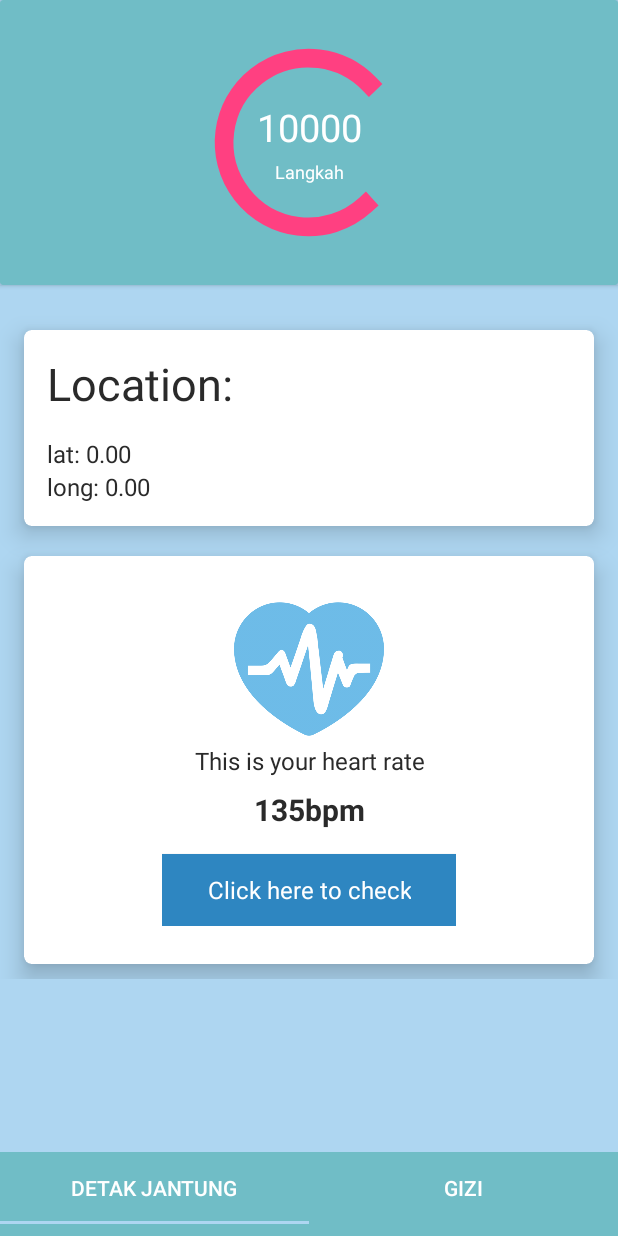
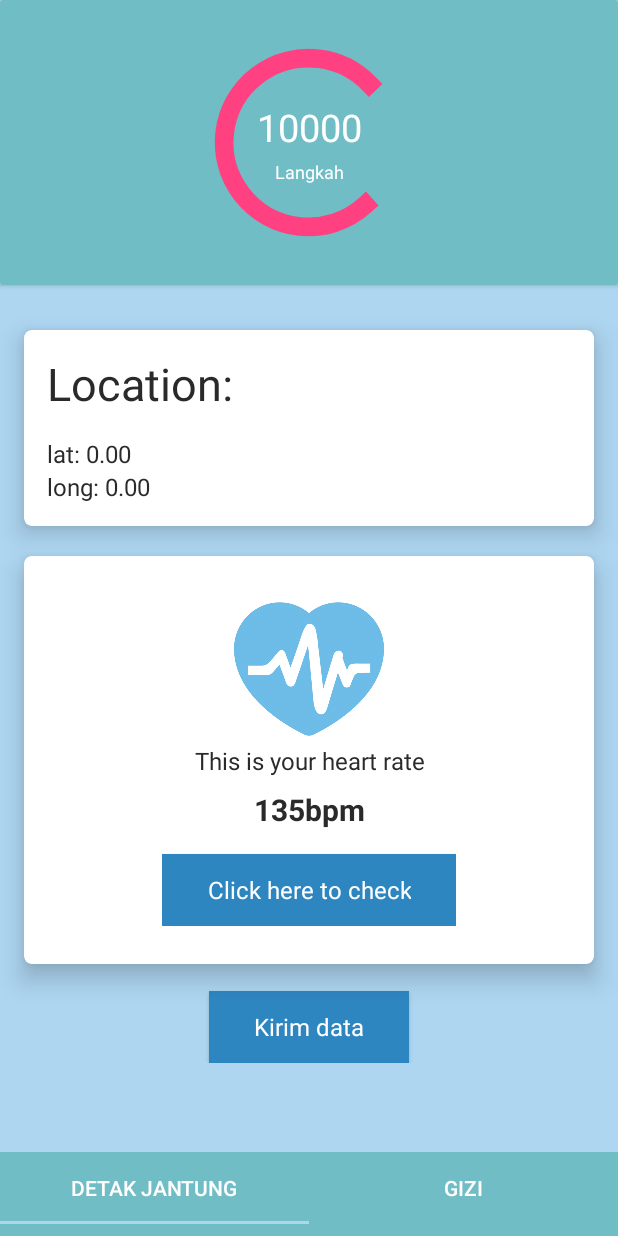
Before and after one commit to beli-ppl/android, an Android app: the HealthFragment screen opened directly, with no data from a screen before it, on a phone screen of 412 x 824 dp. Run offline under Robolectric (Android 15) with nearby library versions, the phone set to English and light mode, and no system bars; libraries missing offline, so code that uses them is left out: com.budiyev.android; plain views replace CircularProgressBar; 1 statement that could not run was skipped.

Commit message:
Send data gizi to email

```diff
--- a/app/src/main/java/com/example/beli/ui/homepage/GiziFragment.java
+++ b/app/src/main/java/com/example/beli/ui/homepage/GiziFragment.java
@@ -1,29 +1,37 @@
 package com.example.beli.ui.homepage;
 
 
+import android.content.ActivityNotFoundException;
 import android.content.Context;
+import android.content.Intent;
 import android.hardware.Sensor;
 import android.hardware.SensorEvent;
 import android.hardware.SensorEventListener;
 import android.hardware.SensorManager;
+import android.net.Uri;
 import android.os.Bundle;
 import android.support.v4.app.Fragment;
 import android.util.Log;
 import android.view.LayoutInflater;
 import android.view.View;
 import android.view.ViewGroup;
+import android.widget.Button;
 import android.widget.TextView;
 import android.widget.Toast;
 
 import com.budiyev.android.circularprogressbar.CircularProgressBar;
 import com.example.beli.R;
+import com.example.beli.utils.SharedPreferencesUtil;
 
 import java.util.Objects;
 
 /**
  * A simple {@link Fragment} subclass.
  */
-public class GiziFragment extends Fragment {
+public class GiziFragment extends Fragment implements View.OnClickListener {
+
+    private TextView counter;
+    private Button button;
 
     public GiziFragment() {
         // Required empty public constructor
@@ -35,6 +43,9 @@ public class GiziFragment extends Fragment {
                              Bundle savedInstanceState) {
         // Inflate the layout for this fragment
         View view = inflater.inflate(R.layout.fragment_gizi, container, false);
+        counter = (TextView) view.findViewById(R.id.counter);
+        button = (Button) view.findViewById(R.id.kirimdata);
+        button.setOnClickListener(this);
         return view;
     }
 
@@ -48,4 +59,22 @@ public class GiziFragment extends Fragment {
         super.onPause();
     }
 
+    @Override
+    public void onClick(View v) {
+        Intent emailIntent = new Intent(Intent.ACTION_SENDTO);
+        SharedPreferencesUtil sharedPreferencesUtil = new SharedPreferencesUtil(getActivity());
+        String email = sharedPreferencesUtil.readStringPreferences("user_email");
+        Log.d("email",email);
+        String subject = "Data Asupan Gizi";
+        String kalori = String.valueOf(counter.getText());
+        String bodyText = "Total kalori yang telah Anda akumulasi hari ini : " + kalori;
+        String mailto = "mailto:" + email + "?" +
+                "subject=" + Uri.encode(subject) +
+                "&body=" + Uri.encode(bodyText);
+        Log.d("mailto", mailto);
+
+        emailIntent.setData(Uri.parse(mailto));
+
+        startActivity(emailIntent);
+    }
 }
--- a/app/src/main/java/com/example/beli/ui/login/LoginActivity.java
+++ b/app/src/main/java/com/example/beli/ui/login/LoginActivity.java
@@ -102,6 +102,7 @@ public class LoginActivity extends AppCompatActivity {
                 public void onResponse(Call<UserResponse> call, Response<UserResponse> response) {
                     SharedPreferencesUtil sharedPreferencesUtil = new SharedPreferencesUtil(mContext);
                     sharedPreferencesUtil.writeIntPreferences("user_id", response.body().data.get(0).id);
+                    sharedPreferencesUtil.writeStringPreferences("user_email", response.body().data.get(0).email);
                     Intent home = new Intent(LoginActivity.this, HomeActivity.class);
                     startActivity(home);
                 }
--- a/app/src/main/res/layout/fragment_health.xml
+++ b/app/src/main/res/layout/fragment_health.xml
@@ -188,6 +188,18 @@
 
                 </RelativeLayout>
             </android.support.v7.widget.CardView>
+
+            <Button
+                android:layout_width="wrap_content"
+                android:layout_height="wrap_content"
+                android:layout_gravity="center"
+                android:text="Kirim data"
+                android:paddingLeft="30dp"
+                android:paddingRight="30dp"
+                android:background="#2E86C1"
+                android:textColor="#FFF"
+                android:layout_marginTop="8dp"
+                android:onClick="sendData"/>
         </LinearLayout>
     </RelativeLayout>
 </ScrollView>
```
Also changed, not shown: app/src/main/res/layout/fragment_gizi.xml (+13 -0 lines).
